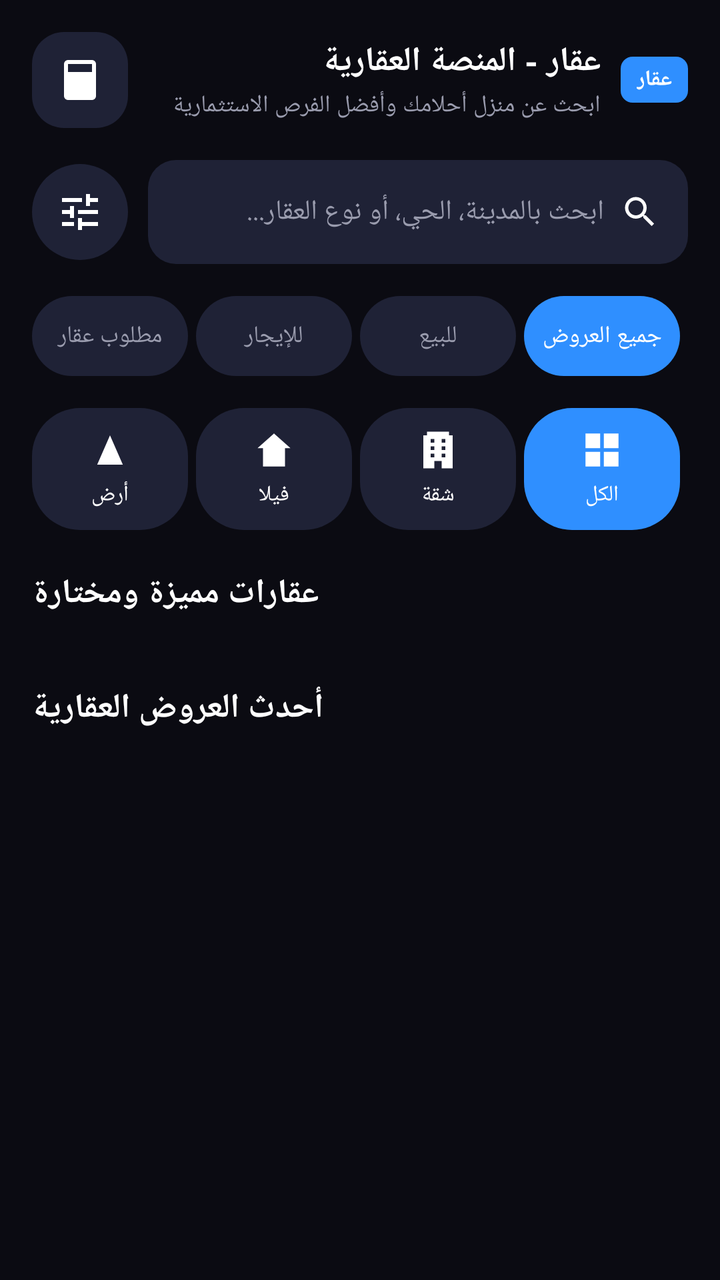
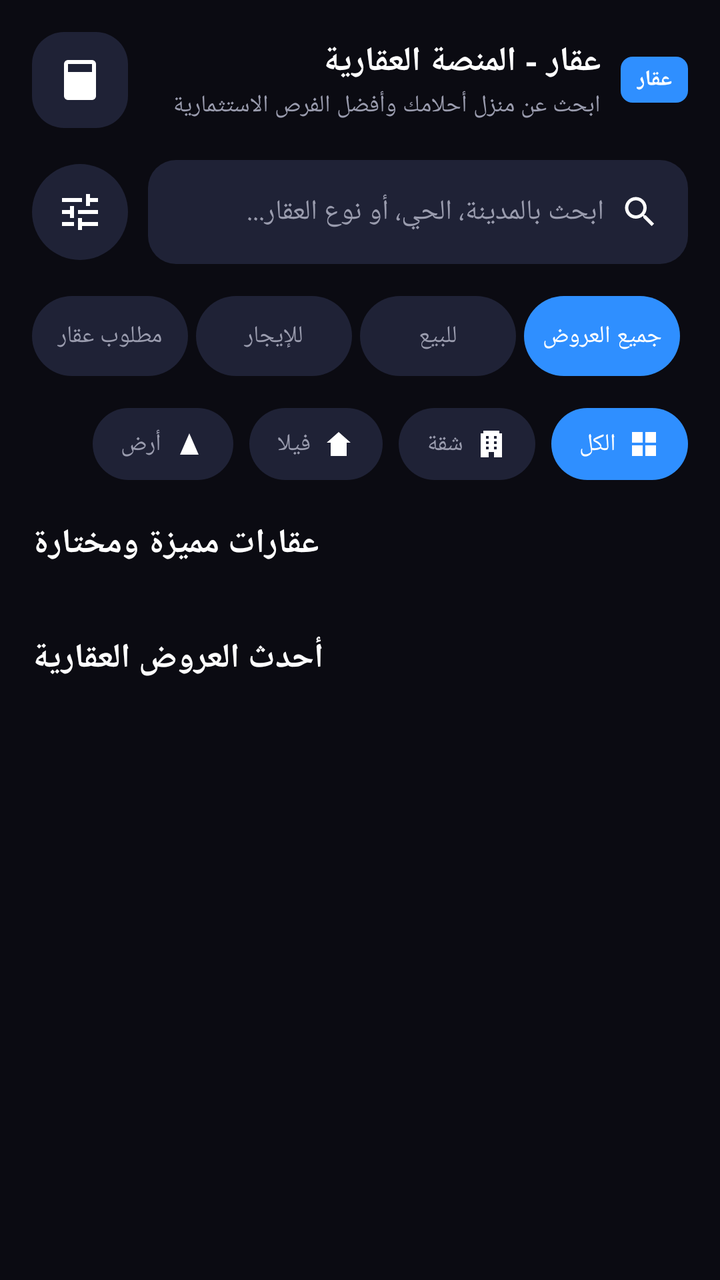

The first picture is an Android layout as it rendered before a commit; the second is the same layout after the commit. The layout source and the unified diff follow.
<!-- AndroidManifest.xml: application theme Theme.Aqar -->
<!-- res/layout/fragment_home.xml -->
<?xml version="1.0" encoding="utf-8"?>
<FrameLayout xmlns:android="http://schemas.android.com/apk/res/android"
    xmlns:app="http://schemas.android.com/apk/res-auto"
    android:layout_width="match_parent"
    android:layout_height="match_parent"
    android:background="@color/background_dark">

    <androidx.core.widget.NestedScrollView
        android:layout_width="match_parent"
        android:layout_height="match_parent"
        android:clipToPadding="false"
        android:paddingBottom="16dp">

        <LinearLayout
            android:layout_width="match_parent"
            android:layout_height="wrap_content"
            android:orientation="vertical">

            
            <LinearLayout
                android:layout_width="match_parent"
                android:layout_height="wrap_content"
                android:orientation="horizontal"
                android:gravity="center_vertical"
                android:padding="16dp">

                <TextView
                    android:id="@+id/headerBadge"
                    style="@style/BadgeColored"
                    android:layout_width="wrap_content"
                    android:layout_height="wrap_content"
                    android:text="@string/app_badge" />

                <LinearLayout
                    android:layout_width="0dp"
                    android:layout_height="wrap_content"
                    android:layout_weight="1"
                    android:layout_marginHorizontal="10dp"
                    android:orientation="vertical">

                    <TextView
                        android:layout_width="wrap_content"
                        android:layout_height="wrap_content"
                        android:text="@string/app_header_title"
                        android:textColor="@color/text_primary"
                        android:textSize="17sp"
                        android:textStyle="bold" />

                    <TextView
                        android:layout_width="wrap_content"
                        android:layout_height="wrap_content"
                        android:layout_marginTop="2dp"
                        android:text="@string/app_header_subtitle"
                        android:textColor="@color/text_secondary"
                        android:textSize="12sp" />
                </LinearLayout>

                <ImageView
                    android:id="@+id/calculatorButton"
                    android:layout_width="48dp"
                    android:layout_height="48dp"
                    android:padding="12dp"
                    android:background="@drawable/bg_header_icon"
                    android:src="@drawable/ic_calculator"
                    android:contentDescription="@null" />
            </LinearLayout>

            
            <LinearLayout
                android:layout_width="match_parent"
                android:layout_height="wrap_content"
                android:layout_marginHorizontal="16dp"
                android:orientation="horizontal"
                android:gravity="center_vertical">

                <LinearLayout
                    android:layout_width="0dp"
                    android:layout_height="52dp"
                    android:layout_weight="1"
                    android:background="@drawable/bg_search_bar"
                    android:orientation="horizontal"
                    android:gravity="center_vertical"
                    android:paddingHorizontal="14dp">

                    <ImageView
                        android:layout_width="20dp"
                        android:layout_height="20dp"
                        android:src="@drawable/ic_search"
                        android:contentDescription="@null" />

                    <EditText
                        android:id="@+id/searchInput"
                        android:layout_width="0dp"
                        android:layout_height="match_parent"
                        android:layout_weight="1"
                        android:layout_marginHorizontal="8dp"
                        android:background="@null"
                        android:hint="@string/search_hint"
                        android:textColor="@color/text_primary"
                        android:textColorHint="@color/text_secondary"
                        android:textSize="14sp"
                        android:singleLine="true"
                        android:imeOptions="actionSearch" />
                </LinearLayout>

                <ImageView
                    android:id="@+id/filterButton"
                    android:layout_width="48dp"
                    android:layout_height="48dp"
                    android:layout_marginStart="10dp"
                    android:padding="12dp"
                    android:background="@drawable/bg_pill_unselected"
                    android:src="@drawable/ic_filter"
                    android:contentDescription="@null" />
            </LinearLayout>

            
            <LinearLayout
                android:id="@+id/listingFilterRow"
                android:layout_width="match_parent"
                android:layout_height="wrap_content"
                android:layout_margin="16dp"
                android:orientation="horizontal">

                <TextView
                    android:id="@+id/chipAllOffers"
                    android:layout_width="0dp"
                    android:layout_height="40dp"
                    android:layout_weight="1"
                    android:layout_marginStart="4dp"
                    android:background="@drawable/bg_pill_selected"
                    android:gravity="center"
                    android:text="@string/filter_all_offers"
                    android:textColor="@color/text_primary"
                    android:textSize="12sp" />

                <TextView
                    android:id="@+id/chipForSale"
                    android:layout_width="0dp"
                    android:layout_height="40dp"
                    android:layout_weight="1"
                    android:layout_marginStart="4dp"
                    android:background="@drawable/bg_pill_unselected"
                    android:gravity="center"
                    android:text="@string/filter_for_sale"
                    android:textColor="@color/text_secondary"
                    android:textSize="12sp" />

                <TextView
                    android:id="@+id/chipForRent"
                    android:layout_width="0dp"
                    android:layout_height="40dp"
                    android:layout_weight="1"
                    android:layout_marginStart="4dp"
                    android:background="@drawable/bg_pill_unselected"
                    android:gravity="center"
                    android:text="@string/filter_for_rent"
                    android:textColor="@color/text_secondary"
                    android:textSize="12sp" />

                <TextView
                    android:id="@+id/chipWanted"
                    android:layout_width="0dp"
                    android:layout_height="40dp"
                    android:layout_weight="1"
                    android:layout_marginStart="4dp"
                    android:background="@drawable/bg_pill_unselected"
                    android:gravity="center"
                    android:text="@string/filter_wanted"
                    android:textColor="@color/text_secondary"
                    android:textSize="12sp" />
            </LinearLayout>

            
            <LinearLayout
                android:id="@+id/typeFilterRow"
                android:layout_width="match_parent"
                android:layout_height="wrap_content"
                android:layout_marginHorizontal="16dp"
                android:layout_marginBottom="20dp"
                android:orientation="horizontal">

                <LinearLayout
                    android:id="@+id/typeAllContainer"
                    android:layout_width="0dp"
                    android:layout_height="wrap_content"
                    android:layout_weight="1"
                    android:layout_marginStart="4dp"
                    android:background="@drawable/bg_pill_selected"
                    android:orientation="vertical"
                    android:gravity="center"
                    android:paddingVertical="10dp">

                    <ImageView
                        android:layout_width="22dp"
                        android:layout_height="22dp"
                        android:src="@drawable/ic_type_all"
                        android:contentDescription="@null" />

                    <TextView
                        android:layout_width="wrap_content"
                        android:layout_height="wrap_content"
                        android:layout_marginTop="4dp"
                        android:text="@string/type_all"
                        android:textColor="@color/text_primary"
                        android:textSize="11sp" />
                </LinearLayout>

                <LinearLayout
                    android:id="@+id/typeApartmentContainer"
                    android:layout_width="0dp"
                    android:layout_height="wrap_content"
                    android:layout_weight="1"
                    android:layout_marginStart="4dp"
                    android:background="@drawable/bg_pill_unselected"
                    android:orientation="vertical"
                    android:gravity="center"
                    android:paddingVertical="10dp">

                    <ImageView
                        android:layout_width="22dp"
                        android:layout_height="22dp"
                        android:src="@drawable/ic_type_apartment"
                        android:contentDescription="@null" />

                    <TextView
                        android:layout_width="wrap_content"
                        android:layout_height="wrap_content"
                        android:layout_marginTop="4dp"
                        android:text="@string/type_apartment"
                        android:textColor="@color/text_primary"
                        android:textSize="11sp" />
                </LinearLayout>

                <LinearLayout
                    android:id="@+id/typeVillaContainer"
                    android:layout_width="0dp"
                    android:layout_height="wrap_content"
                    android:layout_weight="1"
                    android:layout_marginStart="4dp"
                    android:background="@drawable/bg_pill_unselected"
                    android:orientation="vertical"
                    android:gravity="center"
                    android:paddingVertical="10dp">

                    <ImageView
                        android:layout_width="22dp"
                        android:layout_height="22dp"
                        android:src="@drawable/ic_type_villa"
                        android:contentDescription="@null" />

                    <TextView
                        android:layout_width="wrap_content"
                        android:layout_height="wrap_content"
                        android:layout_marginTop="4dp"
                        android:text="@string/type_villa"
                        android:textColor="@color/text_primary"
                        android:textSize="11sp" />
                </LinearLayout>

                <LinearLayout
                    android:id="@+id/typeLandContainer"
                    android:layout_width="0dp"
                    android:layout_height="wrap_content"
                    android:layout_weight="1"
                    android:layout_marginStart="4dp"
                    android:background="@drawable/bg_pill_unselected"
                    android:orientation="vertical"
                    android:gravity="center"
                    android:paddingVertical="10dp">

                    <ImageView
                        android:layout_width="22dp"
                        android:layout_height="22dp"
                        android:src="@drawable/ic_type_land"
                        android:contentDescription="@null" />

                    <TextView
                        android:layout_width="wrap_content"
                        android:layout_height="wrap_content"
                        android:layout_marginTop="4dp"
                        android:text="@string/type_land"
                        android:textColor="@color/text_primary"
                        android:textSize="11sp" />
                </LinearLayout>
            </LinearLayout>

            
            <LinearLayout
                android:id="@+id/featuredSectionContainer"
                android:layout_width="match_parent"
                android:layout_height="wrap_content"
                android:orientation="vertical">

                <LinearLayout
                    android:layout_width="match_parent"
                    android:layout_height="wrap_content"
                    android:layout_marginHorizontal="16dp"
                    android:orientation="horizontal"
                    android:gravity="center_vertical">

                    <TextView
                        android:id="@+id/featuredCountText"
                        android:layout_width="wrap_content"
                        android:layout_height="wrap_content"
                        android:textColor="@color/primary_blue"
                        android:textSize="12sp" />

                    <TextView
                        android:layout_width="0dp"
                        android:layout_height="wrap_content"
                        android:layout_weight="1"
                        android:gravity="end"
                        android:text="@string/featured_section_title"
                        android:textColor="@color/text_primary"
                        android:textSize="17sp"
                        android:textStyle="bold" />
                </LinearLayout>

                <androidx.recyclerview.widget.RecyclerView
                    android:id="@+id/featuredRecyclerView"
                    android:layout_width="match_parent"
                    android:layout_height="wrap_content"
                    android:layout_marginTop="10dp"
                    android:clipToPadding="false"
                    android:orientation="horizontal"
                    android:paddingHorizontal="12dp" />
            </LinearLayout>

            
            <LinearLayout
                android:layout_width="match_parent"
                android:layout_height="wrap_content"
                android:layout_marginHorizontal="16dp"
                android:layout_marginTop="24dp"
                android:orientation="horizontal"
                android:gravity="center_vertical">

                <TextView
                    android:id="@+id/latestCountText"
                    android:layout_width="wrap_content"
                    android:layout_height="wrap_content"
                    android:textColor="@color/primary_blue"
                    android:textSize="12sp" />

                <TextView
                    android:layout_width="0dp"
                    android:layout_height="wrap_content"
                    android:layout_weight="1"
                    android:gravity="end"
                    android:text="@string/latest_section_title"
                    android:textColor="@color/text_primary"
                    android:textSize="17sp"
                    android:textStyle="bold" />
            </LinearLayout>

            <androidx.recyclerview.widget.RecyclerView
                android:id="@+id/propertiesRecyclerView"
                android:layout_width="match_parent"
                android:layout_height="wrap_content"
                android:nestedScrollingEnabled="false"
                android:clipToPadding="false" />

            <TextView
                android:id="@+id/emptyText"
                android:layout_width="match_parent"
                android:layout_height="wrap_content"
                android:layout_marginTop="30dp"
                android:gravity="center"
                android:text="@string/empty_properties"
                android:textColor="@color/text_secondary"
                android:visibility="gone" />

        </LinearLayout>
    </androidx.core.widget.NestedScrollView>
</FrameLayout>
<!-- resources referenced by this layout -->
<resources>
  <color name="background_dark">#0B0B12</color>
  <color name="primary_blue">#2F8FFF</color>
  <color name="text_primary">#FFFFFF</color>
  <color name="text_secondary">#9A9CAE</color>
  <!-- drawable bg_header_icon (drawable) -->
  <shape xmlns:android="http://schemas.android.com/apk/res/android">
      <solid android:color="@color/surface_card_light" />
      <corners android:radius="16dp" />
  </shape>
  <!-- drawable bg_pill_selected (drawable) -->
  <shape xmlns:android="http://schemas.android.com/apk/res/android">
      <solid android:color="@color/primary_blue" />
      <corners android:radius="24dp" />
  </shape>
  <!-- drawable bg_pill_unselected (drawable) -->
  <shape xmlns:android="http://schemas.android.com/apk/res/android">
      <solid android:color="@color/surface_card_light" />
      <corners android:radius="24dp" />
  </shape>
  <!-- drawable bg_search_bar (drawable) -->
  <shape xmlns:android="http://schemas.android.com/apk/res/android">
      <solid android:color="@color/surface_card_light" />
      <corners android:radius="14dp" />
  </shape>
  <!-- drawable ic_filter (drawable) -->
  <vector xmlns:android="http://schemas.android.com/apk/res/android"
      android:width="24dp" android:height="24dp"
      android:viewportWidth="24" android:viewportHeight="24">
      <path android:fillColor="#FFFFFF"
          android:pathData="M3,17v2h6v-2H3zM3,5v2h10V5H3zM13,21v-2h8v-2h-8v-2h-2v6h2zM7,9v2H3v2h4v2h2V9H7zM21,13v-2H11v2h10zM15,9h2V7h4V5h-4V3h-2v6z"/>
  </vector>
  <!-- drawable ic_type_all (drawable) -->
  <vector xmlns:android="http://schemas.android.com/apk/res/android"
      android:width="24dp" android:height="24dp"
      android:viewportWidth="24" android:viewportHeight="24">
      <path android:fillColor="#FFFFFF"
          android:pathData="M3,3h8v8H3V3zM13,3h8v8h-8V3zM3,13h8v8H3v-8zM13,13h8v8h-8v-8z"/>
  </vector>
  <!-- drawable ic_type_land (drawable) -->
  <vector xmlns:android="http://schemas.android.com/apk/res/android"
      android:width="24dp" android:height="24dp"
      android:viewportWidth="24" android:viewportHeight="24">
      <path android:fillColor="#FFFFFF"
          android:pathData="M5,20L12,4l7,16H5zM9,20l3,-7l3,7H9z"/>
  </vector>
  <!-- drawable ic_type_villa (drawable) -->
  <vector xmlns:android="http://schemas.android.com/apk/res/android"
      android:width="24dp" android:height="24dp"
      android:viewportWidth="24" android:viewportHeight="24">
      <path android:fillColor="#FFFFFF"
          android:pathData="M12,3l9,8h-3v10H6V11H3l9,-8zM10,21v-6h4v6h-4z"/>
  </vector>
  <string name="app_badge">عقار</string>
  <string name="app_header_subtitle">ابحث عن منزل أحلامك وأفضل الفرص الاستثمارية</string>
  <string name="app_header_title">عقار - المنصة العقارية</string>
  <string name="empty_properties">لا توجد عقارات متاحة حالياً</string>
  <string name="featured_section_title">عقارات مميزة ومختارة</string>
  <string name="filter_all_offers">جميع العروض</string>
  <string name="filter_for_rent">للإيجار</string>
  <string name="filter_for_sale">للبيع</string>
  <string name="filter_wanted">مطلوب عقار</string>
  <string name="latest_section_title">أحدث العروض العقارية</string>
  <string name="search_hint">ابحث بالمدينة، الحي، أو نوع العقار...</string>
  <string name="type_all">الكل</string>
  <string name="type_apartment">شقة</string>
  <string name="type_land">أرض</string>
  <string name="type_villa">فيلا</string>
  <color name="surface_card_light">#1F2236</color>
  <!-- drawable bg_badge_colored (drawable) -->
  <shape xmlns:android="http://schemas.android.com/apk/res/android" android:shape="rectangle">
      <solid android:color="#2F8FFF" />
      <corners android:radius="6dp" />
  </shape>
  <color name="accent_orange">#FF9500</color>
  <color name="surface_card">#161829</color>
  <!-- unchanged entries left out for length: 5 -->
</resources>

<!-- the commit's change to res/layout/fragment_home.xml (unified diff, before → after) -->
@@ -172,118 +172,120 @@
             </LinearLayout>
 
             
-            <LinearLayout
-                android:id="@+id/typeFilterRow"
-                android:layout_width="match_parent"
-                android:layout_height="wrap_content"
-                android:layout_marginHorizontal="16dp"
+            <HorizontalScrollView
+                android:layout_width="match_parent"
+                android:layout_height="wrap_content"
                 android:layout_marginBottom="20dp"
-                android:orientation="horizontal">
+                android:scrollbars="none"
+                android:overScrollMode="never">
 
                 <LinearLayout
-                    android:id="@+id/typeAllContainer"
-                    android:layout_width="0dp"
-                    android:layout_height="wrap_content"
-                    android:layout_weight="1"
-                    android:layout_marginStart="4dp"
-                    android:background="@drawable/bg_pill_selected"
-                    android:orientation="vertical"
-                    android:gravity="center"
-                    android:paddingVertical="10dp">
-
-                    <ImageView
-                        android:layout_width="22dp"
-                        android:layout_height="22dp"
-                        android:src="@drawable/ic_type_all"
-                        android:contentDescription="@null" />
-
-                    <TextView
-                        android:layout_width="wrap_content"
-                        android:layout_height="wrap_content"
-                        android:layout_marginTop="4dp"
-                        android:text="@string/type_all"
-                        android:textColor="@color/text_primary"
-                        android:textSize="11sp" />
+                    android:id="@+id/typeFilterRow"
+                    android:layout_width="wrap_content"
+                    android:layout_height="wrap_content"
+                    android:paddingHorizontal="16dp"
+                    android:orientation="horizontal">
+
+                    <LinearLayout
+                        android:id="@+id/typeAllContainer"
+                        android:layout_width="wrap_content"
+                        android:layout_height="36dp"
+                        android:layout_marginEnd="8dp"
+                        android:background="@drawable/bg_pill_selected"
+                        android:orientation="horizontal"
+                        android:gravity="center"
+                        android:paddingHorizontal="14dp">
+
+                        <ImageView
+                            android:layout_width="16dp"
+                            android:layout_height="16dp"
+                            android:layout_marginEnd="6dp"
+                            android:src="@drawable/ic_type_all"
+                            android:contentDescription="@null" />
+
+                        <TextView
+                            android:layout_width="wrap_content"
+                            android:layout_height="wrap_content"
+                            android:text="@string/type_all"
+                            android:textColor="@color/text_primary"
+                            android:textSize="12sp" />
+                    </LinearLayout>
+
+                    <LinearLayout
+                        android:id="@+id/typeApartmentContainer"
+                        android:layout_width="wrap_content"
+                        android:layout_height="36dp"
+                        android:layout_marginEnd="8dp"
+                        android:background="@drawable/bg_pill_unselected"
+                        android:orientation="horizontal"
+                        android:gravity="center"
+                        android:paddingHorizontal="14dp">
+
+                        <ImageView
+                            android:layout_width="16dp"
+                            android:layout_height="16dp"
+                            android:layout_marginEnd="6dp"
+                            android:src="@drawable/ic_type_apartment"
+                            android:contentDescription="@null" />
+
+                        <TextView
+                            android:layout_width="wrap_content"
+                            android:layout_height="wrap_content"
+                            android:text="@string/type_apartment"
+                            android:textColor="@color/text_secondary"
+                            android:textSize="12sp" />
+                    </LinearLayout>
+
+                    <LinearLayout
+                        android:id="@+id/typeVillaContainer"
+                        android:layout_width="wrap_content"
+                        android:layout_height="36dp"
+                        android:layout_marginEnd="8dp"
+                        android:background="@drawable/bg_pill_unselected"
+                        android:orientation="horizontal"
+                        android:gravity="center"
+                        android:paddingHorizontal="14dp">
+
+                        <ImageView
+                            android:layout_width="16dp"
+                            android:layout_height="16dp"
+                            android:layout_marginEnd="6dp"
+                            android:src="@drawable/ic_type_villa"
+                            android:contentDescription="@null" />
+
+                        <TextView
+                            android:layout_width="wrap_content"
+                            android:layout_height="wrap_content"
+                            android:text="@string/type_villa"
+                            android:textColor="@color/text_secondary"
+                            android:textSize="12sp" />
+                    </LinearLayout>
+
+                    <LinearLayout
+                        android:id="@+id/typeLandContainer"
+                        android:layout_width="wrap_content"
+                        android:layout_height="36dp"
+                        android:background="@drawable/bg_pill_unselected"
+                        android:orientation="horizontal"
+                        android:gravity="center"
+                        android:paddingHorizontal="14dp">
+
+                        <ImageView
+                            android:layout_width="16dp"
+                            android:layout_height="16dp"
+                            android:layout_marginEnd="6dp"
+                            android:src="@drawable/ic_type_land"
+                            android:contentDescription="@null" />
+
+                        <TextView
+                            android:layout_width="wrap_content"
+                            android:layout_height="wrap_content"
+                            android:text="@string/type_land"
+                            android:textColor="@color/text_secondary"
+                            android:textSize="12sp" />
+                    </LinearLayout>
                 </LinearLayout>
-
-                <LinearLayout
-                    android:id="@+id/typeApartmentContainer"
-                    android:layout_width="0dp"
-                    android:layout_height="wrap_content"
-                    android:layout_weight="1"
-                    android:layout_marginStart="4dp"
-                    android:background="@drawable/bg_pill_unselected"
-                    android:orientation="vertical"
-                    android:gravity="center"
-                    android:paddingVertical="10dp">
-
-                    <ImageView
-                        android:layout_width="22dp"
-                        android:layout_height="22dp"
-                        android:src="@drawable/ic_type_apartment"
-                        android:contentDescription="@null" />
-
-                    <TextView
-                        android:layout_width="wrap_content"
-                        android:layout_height="wrap_content"
-                        android:layout_marginTop="4dp"
-                        android:text="@string/type_apartment"
-                        android:textColor="@color/text_primary"
-                        android:textSize="11sp" />
-                </LinearLayout>
-
-                <LinearLayout
-                    android:id="@+id/typeVillaContainer"
-                    android:layout_width="0dp"
-                    android:layout_height="wrap_content"
-                    android:layout_weight="1"
-                    android:layout_marginStart="4dp"
-                    android:background="@drawable/bg_pill_unselected"
-                    android:orientation="vertical"
-                    android:gravity="center"
-                    android:paddingVertical="10dp">
-
-                    <ImageView
-                        android:layout_width="22dp"
-                        android:layout_height="22dp"
-                        android:src="@drawable/ic_type_villa"
-                        android:contentDescription="@null" />
-
-                    <TextView
-                        android:layout_width="wrap_content"
-                        android:layout_height="wrap_content"
-                        android:layout_marginTop="4dp"
-                        android:text="@string/type_villa"
-                        android:textColor="@color/text_primary"
-                        android:textSize="11sp" />
-                </LinearLayout>
-
-                <LinearLayout
-                    android:id="@+id/typeLandContainer"
-                    android:layout_width="0dp"
-                    android:layout_height="wrap_content"
-                    android:layout_weight="1"
-                    android:layout_marginStart="4dp"
-                    android:background="@drawable/bg_pill_unselected"
-                    android:orientation="vertical"
-                    android:gravity="center"
-                    android:paddingVertical="10dp">
-
-                    <ImageView
-                        android:layout_width="22dp"
-                        android:layout_height="22dp"
-                        android:src="@drawable/ic_type_land"
-                        android:contentDescription="@null" />
-
-                    <TextView
-                        android:layout_width="wrap_content"
-                        android:layout_height="wrap_content"
-                        android:layout_marginTop="4dp"
-                        android:text="@string/type_land"
-                        android:textColor="@color/text_primary"
-                        android:textSize="11sp" />
-                </LinearLayout>
-            </LinearLayout>
+            </HorizontalScrollView>
 
             
             <LinearLayout
